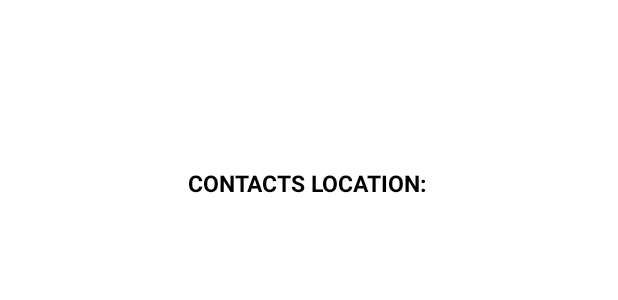
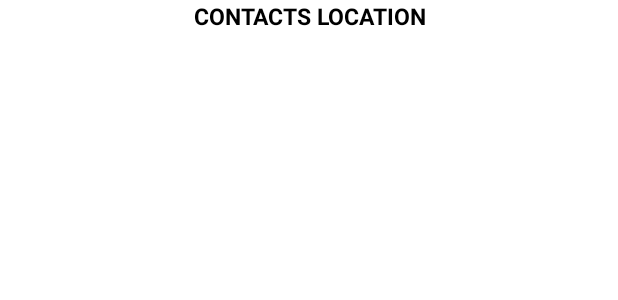
Before and after one commit to anireut/MobileAppDevelopmentFinal, an Android app: the layout fragment_first.xml on its own in the app's theme, with its tools: preview values and no code run, on a phone screen of 412 x 824 dp. Shown: the top 300 px of the screen. Run offline under Robolectric (Android 15) with nearby library versions, the phone set to English and light mode, and no system bars.

```diff
--- a/app/src/main/res/layout/fragment_first.xml
+++ b/app/src/main/res/layout/fragment_first.xml
@@ -6,13 +6,11 @@
     android:layout_height="match_parent"
     tools:context=".FirstFragment"
     >
-
-
     <TextView
         android:id="@+id/location"
-        android:layout_width="358dp"
-        android:layout_height="602dp"
-        android:text="CONTACTS LOCATION: "
+        android:layout_width="match_parent"
+        android:layout_height="match_parent"
+        android:text="CONTACTS LOCATION"
         android:textAlignment="center"
         android:textColor="@color/black"
         android:textSize="15dp"
@@ -21,6 +19,4 @@
         app:layout_constraintEnd_toEndOf="parent"
         app:layout_constraintStart_toStartOf="parent"
         app:layout_constraintTop_toTopOf="parent"></TextView>
-
-
 </androidx.constraintlayout.widget.ConstraintLayout>
```
Also changed, not shown: app/src/main/res/layout/activity_contact_details.xml (+4 -4 lines).
